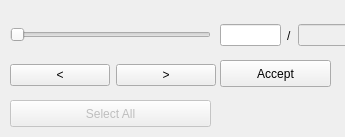
Qt form framefab_gui/src/uis/select_path_widget.ui (yijiangh/choreo) before a commit.
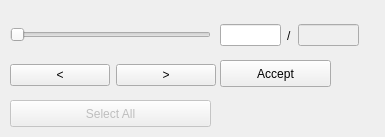
The same form after that commit.

Commit message: select path state lineedit input fixed.

```diff
--- a/framefab_gui/src/uis/select_path_widget.ui
+++ b/framefab_gui/src/uis/select_path_widget.ui
@@ -6,7 +6,7 @@
    <rect>
     <x>0</x>
     <y>0</y>
-    <width>345</width>
+    <width>385</width>
     <height>137</height>
    </rect>
   </property>
```
The commit also changes 2 other files.
